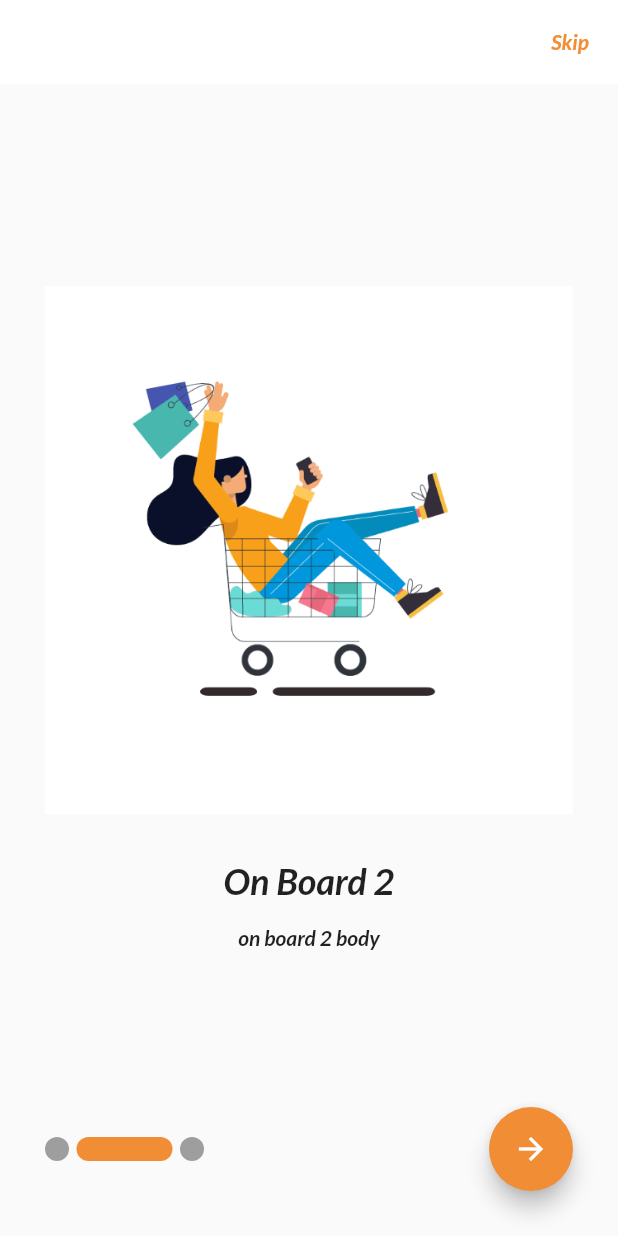
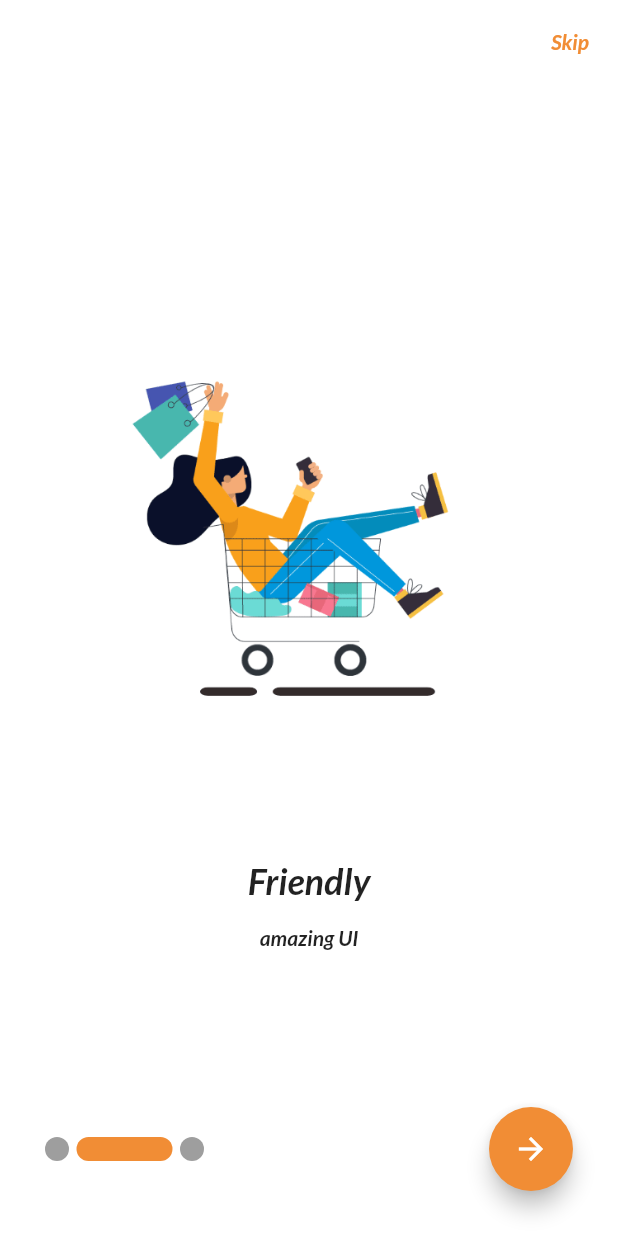
Before and after one commit to MohamedElkerm/Shop_App_demo, a Flutter app: the OnBoardingScreen screen opened directly, swiped to page 2, on a phone screen of 412 x 824 dp. Run offline on Flutter 3.47's test engine with Material 2 defaults, Android fonts, the phone set to English and light mode, and no system bars; drawn by our look-alikes of smooth_page_indicator; our stand-ins replace bloc, carousel_slider, conditional_builder_null_safety, dio, flutter_bloc, fluttertoast and 2 more; accounts and stored records are empty; network calls fail.

Commit message:
finish app with last edit i hope

```diff
--- a/lib/presentation_layer/screens/on_boarding/on_boarding_screen.dart
+++ b/lib/presentation_layer/screens/on_boarding/on_boarding_screen.dart
@@ -22,16 +22,16 @@ class _OnBoardingScreenState extends State<OnBoardingScreen> {
   List<BoardingModel> boarding = [
     BoardingModel(
         image: 'assets/images/on_boarding1.gif',
-        title: 'On Board 1',
-        body: 'on board 1 body'),
+        title: 'Salla in shopping',
+        body: 'easy app to do it'),
     BoardingModel(
         image: 'assets/images/on_boarding3.gif',
-        title: 'On Board 2',
-        body: 'on board 2 body'),
+        title: 'Friendly',
+        body: 'amazing UI'),
     BoardingModel(
         image: 'assets/images/on_boarding2.gif',
-        title: 'On Board 3',
-        body: 'on board 3 body'),
+        title: 'Products',
+        body: 'just imagine it'),
   ];
 
   var boardController = PageController();
@@ -61,7 +61,9 @@ class _OnBoardingScreenState extends State<OnBoardingScreen> {
               ))
         ],
       ),
-      body: Padding(
+      body: Container(
+        color: HexColor('#FFFFFF'),
+        child: Padding(
           padding: const EdgeInsets.all(30.0),
           child: Column(
             children: [
@@ -115,6 +117,7 @@ class _OnBoardingScreenState extends State<OnBoardingScreen> {
             ],
           ),
         ),
+      ),
     );
   }
 
```
Lines whose indentation alone changed are shown as unchanged.
